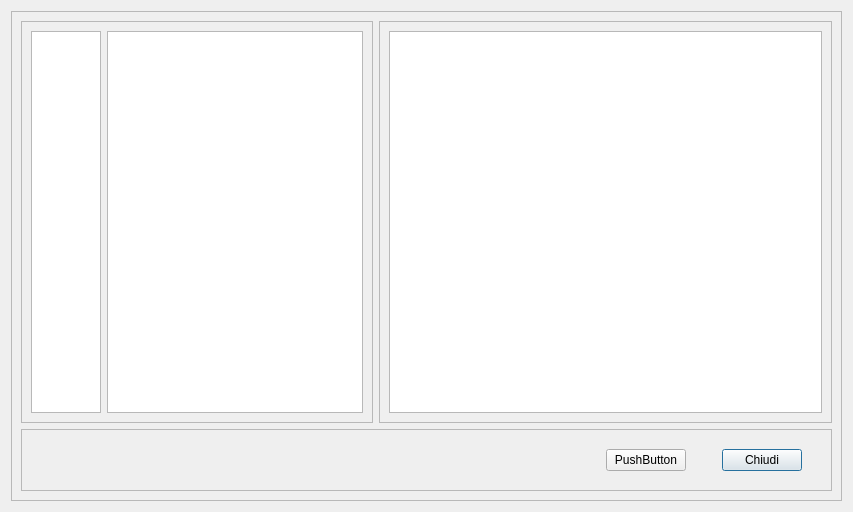
First picture: the form in browsercopertine.ui, repository simon-r/LeScienze500, before the edit.
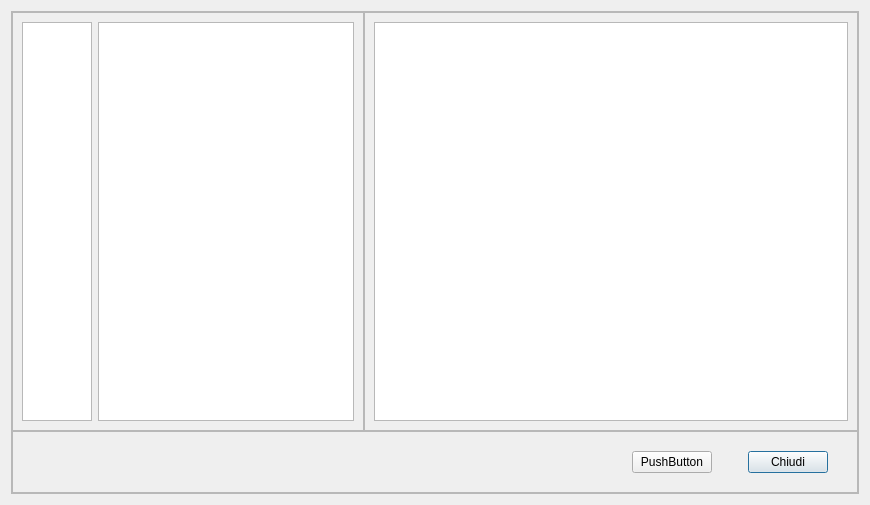
Second picture: the form after the edit. Icons and pictures are not drawn.

```diff
--- a/browsercopertine.ui
+++ b/browsercopertine.ui
@@ -6,8 +6,8 @@
    <rect>
     <x>0</x>
     <y>0</y>
-    <width>853</width>
-    <height>512</height>
+    <width>870</width>
+    <height>505</height>
    </rect>
   </property>
   <property name="windowTitle">
@@ -28,11 +28,17 @@
        <rect>
         <x>0</x>
         <y>0</y>
-        <width>839</width>
-        <height>498</height>
+        <width>856</width>
+        <height>491</height>
        </rect>
       </property>
       <layout class="QGridLayout" name="gridLayout">
+       <property name="margin">
+        <number>0</number>
+       </property>
+       <property name="spacing">
+        <number>0</number>
+       </property>
        <item row="1" column="0" colspan="6">
         <widget class="QFrame" name="frame">
          <property name="frameShape">
@@ -172,6 +178,12 @@
        </item>
        <item row="0" column="1" colspan="5">
         <widget class="QFrame" name="frame_4">
+         <property name="minimumSize">
+          <size>
+           <width>490</width>
+           <height>0</height>
+          </size>
+         </property>
          <property name="frameShape">
           <enum>QFrame::StyledPanel</enum>
          </property>
@@ -180,7 +192,14 @@
          </property>
          <layout class="QGridLayout" name="gridLayout_3">
           <item row="0" column="0">
-           <widget class="QTextBrowser" name="MostraNumeroRivista"/>
+           <widget class="QTextBrowser" name="MostraNumeroRivista">
+            <property name="minimumSize">
+             <size>
+              <width>0</width>
+              <height>0</height>
+             </size>
+            </property>
+           </widget>
           </item>
          </layout>
         </widget>
```
Left out of the diff: 6 changed lines with no effect on the pictures.
